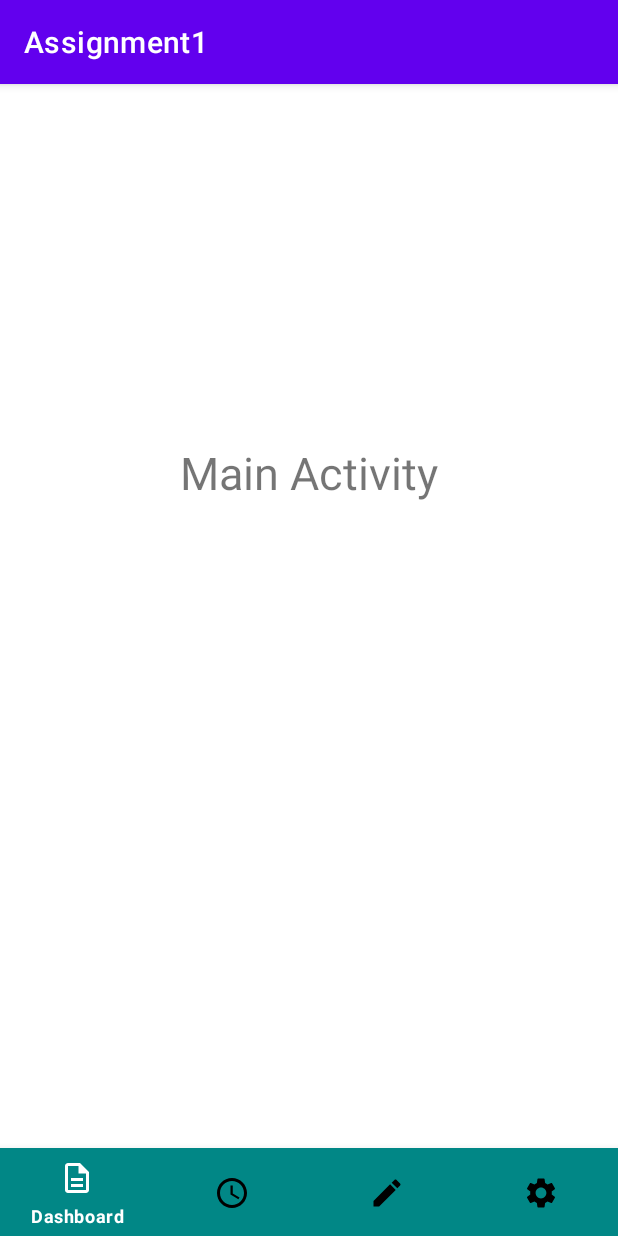
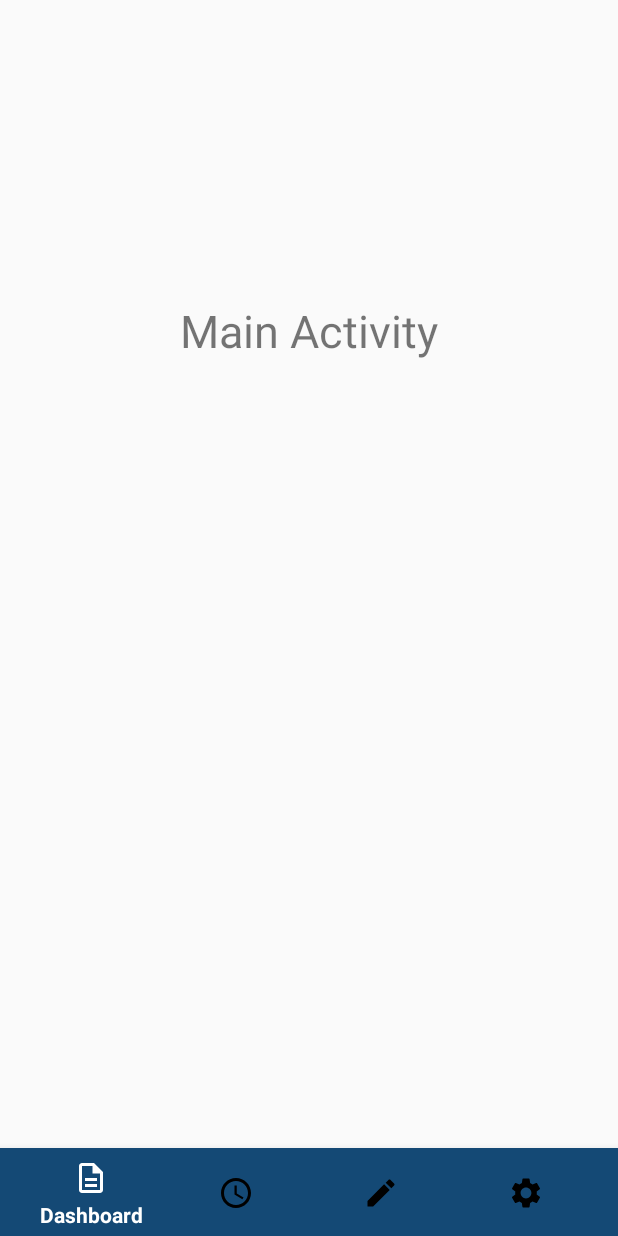
Before and after one commit to KohHanMing123/ANDE_CA1, an Android app: the MainActivity screen opened directly, with no data from a screen before it, on a phone screen of 412 x 824 dp. Run offline under Robolectric (Android 15) with nearby library versions, the phone set to English and light mode, and no system bars.

Commit message:
Added styles.xml, remove actionBar

```diff
--- a/app/src/main/AndroidManifest.xml
+++ b/app/src/main/AndroidManifest.xml
@@ -10,7 +10,7 @@
         android:label="@string/app_name"
         android:roundIcon="@mipmap/ic_launcher_round"
         android:supportsRtl="true"
-        android:theme="@style/Theme.Assignment1"
+        android:theme="@style/AppTheme"
         tools:targetApi="31">
         <activity
             android:name=".SettingsPage"
--- a/app/src/main/res/layout/activity_edit_page.xml
+++ b/app/src/main/res/layout/activity_edit_page.xml
@@ -32,7 +32,7 @@
             android:layout_height="60dp"
             android:layout_alignParentBottom="true"
             android:layout_marginBottom="-1dp"
-            app:itemBackground="@color/teal_700"
+            android:background="#144975"
             app:itemIconTint="@drawable/selector"
             app:itemTextColor="@drawable/selector"
             app:menu="@menu/menu_nav" />
--- a/app/src/main/res/layout/activity_main.xml
+++ b/app/src/main/res/layout/activity_main.xml
@@ -9,8 +9,8 @@
 
     <RelativeLayout
         android:id="@+id/relativeLayout"
-        android:layout_width="412dp"
-        android:layout_height="729dp"
+        android:layout_width="match_parent"
+        android:layout_height="match_parent"
         app:layout_constraintBottom_toBottomOf="parent"
         app:layout_constraintEnd_toEndOf="parent"
         app:layout_constraintHorizontal_bias="1.0"
@@ -33,7 +33,7 @@
             android:layout_height="60dp"
             android:layout_alignParentBottom="true"
             android:layout_marginBottom="-1dp"
-            app:itemBackground="@color/teal_700"
+            android:background="#144975"
             app:itemIconTint="@drawable/selector"
             app:itemTextColor="@drawable/selector"
             app:menu="@menu/menu_nav" />
--- a/app/src/main/res/layout/activity_settings_page.xml
+++ b/app/src/main/res/layout/activity_settings_page.xml
@@ -32,7 +32,7 @@
             android:layout_height="60dp"
             android:layout_alignParentBottom="true"
             android:layout_marginBottom="-1dp"
-            app:itemBackground="@color/teal_700"
+            android:background="#144975"
             app:itemIconTint="@drawable/selector"
             app:itemTextColor="@drawable/selector"
             app:menu="@menu/menu_nav" />
--- a/app/src/main/res/layout/activity_time_page.xml
+++ b/app/src/main/res/layout/activity_time_page.xml
@@ -32,7 +32,7 @@
             android:layout_height="60dp"
             android:layout_alignParentBottom="true"
             android:layout_marginBottom="-1dp"
-            app:itemBackground="@color/teal_700"
+            android:background="#144975"
             app:itemIconTint="@drawable/selector"
             app:itemTextColor="@drawable/selector"
             app:menu="@menu/menu_nav" />
--- /dev/null
+++ b/app/src/main/res/values/styles.xml
@@ -0,0 +1,4 @@
+<?xml version="1.0" encoding="utf-8"?>
+<resources>
+    <style name="AppTheme" parent="Theme.AppCompat.Light.NoActionBar" />
+</resources>
```
Also changed, not shown: app/src/main/res/layout/bottomnav.xml (deleted, +0 -9 lines).
